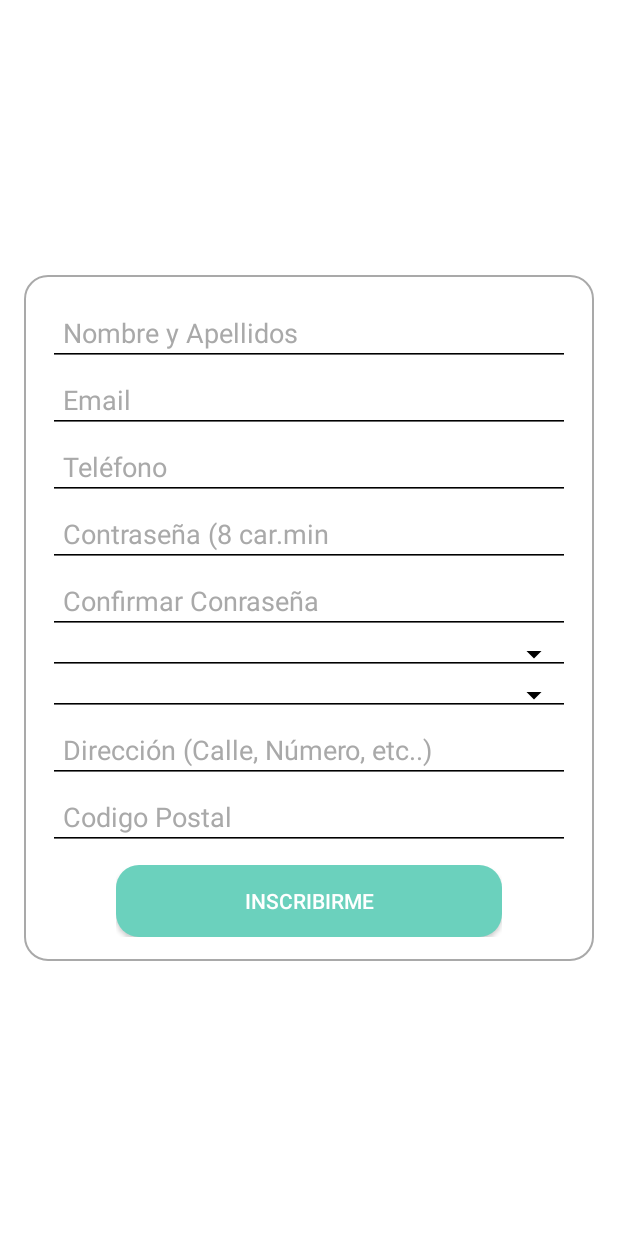
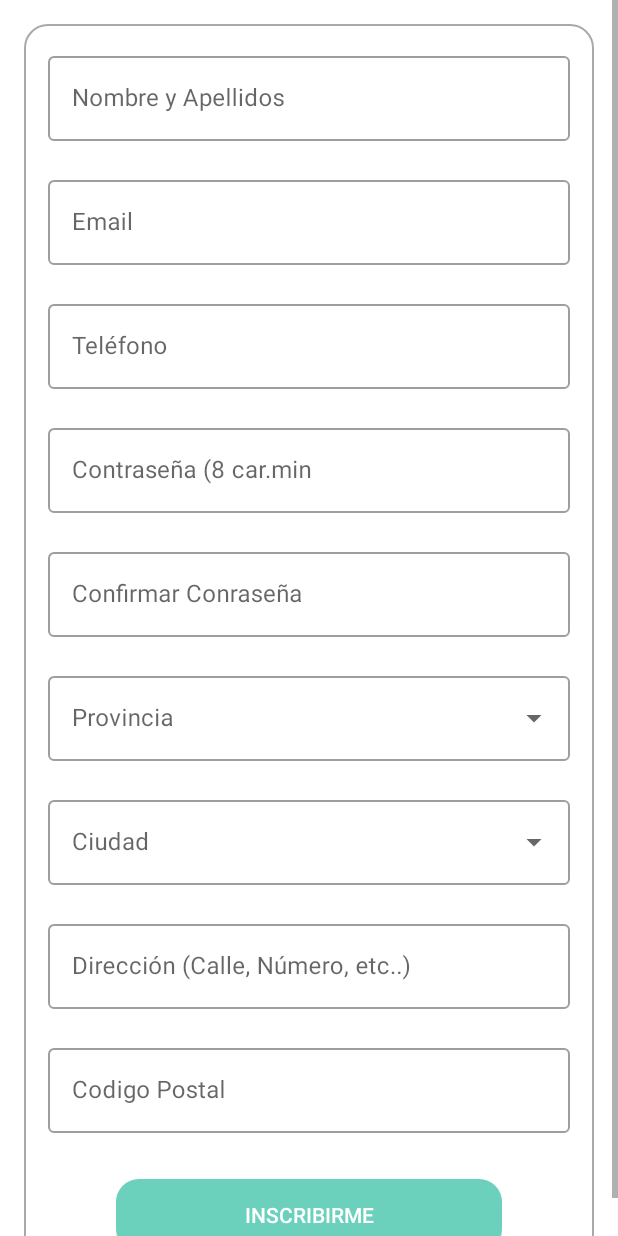
Before and after one commit to tu-vecino-te-ayuda/Android, an Android app: the RegisterFragment screen opened through its navigation route, on a phone screen of 412 x 824 dp. Run offline under Robolectric (Android 15) with nearby library versions, the phone set to English and light mode, and no system bars; our stand-ins replace data binding.

Commit message:
Add material components

```diff
--- a/app/build.gradle
+++ b/app/build.gradle
@@ -56,6 +56,8 @@ dependencies {
     implementation 'androidx.lifecycle:lifecycle-extensions:2.2.0'
     implementation 'androidx.collection:collection-ktx:1.1.0'
     implementation 'androidx.constraintlayout:constraintlayout:1.1.3'
+    // Material components : https://material.io/develop/android/
+    implementation 'com.google.android.material:material:1.2.0-alpha05'
     // Navigation : https://developer.android.com/jetpack/androidx/releases/navigation
     implementation 'androidx.navigation:navigation-fragment-ktx:2.3.0-alpha04'
     implementation 'androidx.navigation:navigation-ui-ktx:2.3.0-alpha04'
--- a/app/src/main/java/org/tuvecinoteayuda/regions/RegionsFragment.kt
+++ b/app/src/main/java/org/tuvecinoteayuda/regions/RegionsFragment.kt
@@ -48,7 +48,7 @@ class RegionsFragment : Fragment(), BaseFilterableAdapter.Contract {
 
     private fun observeScreenState() {
         viewModel.regions.observe(viewLifecycleOwner, Observer { regionList ->
-            recycler.adapter = RegionsAdapter(ArrayList(regionList), {}, this)
+//            recycler.adapter = RegionsAdapter(ArrayList(regionList), {}, this)
         })
     }
 
--- a/app/src/main/java/org/tuvecinoteayuda/register/RegisterFragment.kt
+++ b/app/src/main/java/org/tuvecinoteayuda/register/RegisterFragment.kt
@@ -6,6 +6,7 @@ import android.view.View
 import android.view.ViewGroup
 import androidx.fragment.app.Fragment
 import androidx.fragment.app.viewModels
+import androidx.lifecycle.Observer
 import androidx.navigation.fragment.findNavController
 import androidx.navigation.fragment.navArgs
 import org.tuvecinoteayuda.ViewModelFactory
@@ -18,6 +19,8 @@ class RegisterFragment : Fragment() {
     private lateinit var binding: FragmentRegisterBinding
     private val viewModel: RegisterViewModel by viewModels { ViewModelFactory.getInstance() }
 
+    private val regionsAdapter by lazy { RegionsAdapter(requireContext()) }
+
     override fun onCreateView(
         inflater: LayoutInflater,
         container: ViewGroup?,
@@ -28,13 +31,14 @@ class RegisterFragment : Fragment() {
             binding = this
             lifecycleOwner = viewLifecycleOwner
             vm = viewModel
+            setupListeners()
             return root
         }
     }
 
     override fun onActivityCreated(savedInstanceState: Bundle?) {
         super.onActivityCreated(savedInstanceState)
-        setupListeners()
+        observeScreenState()
     }
 
     override fun onResume() {
@@ -46,6 +50,13 @@ class RegisterFragment : Fragment() {
         binding.loginButton.setOnButtonClickListener {
             findNavController().navigate(actionRegisterFragmentToRegionsFragment())
         }
+        binding.regions.setAdapter(regionsAdapter)
+    }
+
+    private fun observeScreenState() {
+        viewModel.regions.observe(viewLifecycleOwner, Observer { regions ->
+            regionsAdapter.setRegions(regions)
+        })
     }
 
 }
--- a/app/src/main/res/layout/fragment_register.xml
+++ b/app/src/main/res/layout/fragment_register.xml
@@ -26,134 +26,147 @@
             android:background="@drawable/form_background"
             android:padding="@dimen/activity_horizontal_margin">
 
-            <androidx.appcompat.widget.AppCompatEditText
-                android:id="@+id/login_name"
-                style="@style/MainEditText"
-                android:layout_width="match_parent"
-                android:layout_height="wrap_content"
-                android:layout_gravity="center"
+            <com.google.android.material.textfield.TextInputLayout
+                android:id="@+id/name_container"
+                style="@style/TextInputLayoutOutlined"
                 android:hint="@string/register_user"
-                android:padding="@dimen/default_margin"
-                android:theme="@style/MainEditTextTheme"
                 app:layout_constraintEnd_toEndOf="parent"
                 app:layout_constraintStart_toStartOf="parent"
+                app:layout_constraintTop_toTopOf="parent">
 
-                app:layout_constraintTop_toTopOf="parent"
-                tools:hint="@string/register_user" />
+                <com.google.android.material.textfield.TextInputEditText
+                    android:id="@+id/name"
+                    style="@style/TextInputEditTextOutlined"
+                    android:inputType="textPersonName"
+                    android:maxLines="1" />
 
-            <androidx.appcompat.widget.AppCompatEditText
-                android:id="@+id/email"
-                style="@style/MainEditText"
-                android:layout_width="match_parent"
-                android:layout_height="wrap_content"
-                android:layout_gravity="center"
+            </com.google.android.material.textfield.TextInputLayout>
+
+            <com.google.android.material.textfield.TextInputLayout
+                android:id="@+id/email_container"
+                style="@style/TextInputLayoutOutlined"
                 android:hint="@string/register_email"
-                android:padding="@dimen/default_margin"
-                android:theme="@style/MainEditTextTheme"
                 app:layout_constraintEnd_toEndOf="parent"
                 app:layout_constraintStart_toStartOf="parent"
-                app:layout_constraintTop_toBottomOf="@id/login_name"
-                tools:hint="@string/register_email" />
+                app:layout_constraintTop_toBottomOf="@id/name_container">
 
-            <androidx.appcompat.widget.AppCompatEditText
-                android:id="@+id/phone"
-                style="@style/MainEditText"
-                android:layout_width="match_parent"
-                android:layout_height="wrap_content"
-                android:layout_gravity="center"
+                <com.google.android.material.textfield.TextInputEditText
+                    android:id="@+id/email"
+                    style="@style/TextInputEditTextOutlined"
+                    android:inputType="textEmailAddress"
+                    android:maxLines="1" />
+
+            </com.google.android.material.textfield.TextInputLayout>
+
+            <com.google.android.material.textfield.TextInputLayout
+                android:id="@+id/phone_container"
+                style="@style/TextInputLayoutOutlined"
                 android:hint="@string/register_phone"
-                android:padding="@dimen/default_margin"
-                android:theme="@style/MainEditTextTheme"
                 app:layout_constraintEnd_toEndOf="parent"
                 app:layout_constraintStart_toStartOf="parent"
-                app:layout_constraintTop_toBottomOf="@id/email"
-                tools:hint="@string/register_phone" />
+                app:layout_constraintTop_toBottomOf="@id/email_container">
 
-            <androidx.appcompat.widget.AppCompatEditText
-                android:id="@+id/password"
-                style="@style/MainEditText"
-                android:layout_width="match_parent"
-                android:layout_height="wrap_content"
-                android:layout_gravity="center"
+                <com.google.android.material.textfield.TextInputEditText
+                    android:id="@+id/phone"
+                    style="@style/TextInputEditTextOutlined"
+                    android:inputType="phone"
+                    android:maxLines="1" />
+
+            </com.google.android.material.textfield.TextInputLayout>
+
+            <com.google.android.material.textfield.TextInputLayout
+                android:id="@+id/password_container"
+                style="@style/TextInputLayoutOutlined"
                 android:hint="@string/register_password"
-                android:padding="@dimen/default_margin"
-                android:theme="@style/MainEditTextTheme"
                 app:layout_constraintEnd_toEndOf="parent"
                 app:layout_constraintStart_toStartOf="parent"
-                app:layout_constraintTop_toBottomOf="@id/phone"
-                tools:hint="@string/register_password" />
+                app:layout_constraintTop_toBottomOf="@id/phone_container">
 
-            <androidx.appcompat.widget.AppCompatEditText
-                android:id="@+id/repeated_password"
-                style="@style/MainEditText"
-                android:layout_width="match_parent"
-                android:layout_height="wrap_content"
-                android:layout_gravity="center"
+                <com.google.android.material.textfield.TextInputEditText
+                    android:id="@+id/password"
+                    style="@style/TextInputEditTextOutlined"
+                    android:inputType="textPassword"
+                    android:maxLines="1" />
+
+            </com.google.android.material.textfield.TextInputLayout>
+
+            <com.google.android.material.textfield.TextInputLayout
+                android:id="@+id/repeated_password_container"
+                style="@style/TextInputLayoutOutlined"
                 android:hint="@string/register_repeat_password"
-                android:padding="@dimen/default_margin"
-                android:theme="@style/MainEditTextTheme"
                 app:layout_constraintEnd_toEndOf="parent"
                 app:layout_constraintStart_toStartOf="parent"
-                app:layout_constraintTop_toBottomOf="@id/password"
-                tools:hint="@string/register_repeat_password" />
+                app:layout_constraintTop_toBottomOf="@id/password_container">
 
-            <androidx.appcompat.widget.AppCompatSpinner
-                android:id="@+id/regions"
-                style="@style/Spinner"
-                android:layout_width="match_parent"
-                android:layout_height="wrap_content"
-                android:layout_gravity="center"
-                android:hint="@string/register_repeat_password"
-                android:paddingTop="@dimen/default_margin"
-                android:paddingBottom="@dimen/default_margin"
-                android:theme="@style/MainEditTextTheme"
+                <com.google.android.material.textfield.TextInputEditText
+                    android:id="@+id/repeated_password"
+                    style="@style/TextInputEditTextOutlined"
+                    android:inputType="textPassword"
+                    android:maxLines="1" />
+
+            </com.google.android.material.textfield.TextInputLayout>
+
+            <com.google.android.material.textfield.TextInputLayout
+                android:id="@+id/regions_container"
+                style="@style/TextInputLayoutOutlinedExposedDropdownMenu"
+                android:hint="@string/register_region"
                 app:layout_constraintEnd_toEndOf="parent"
                 app:layout_constraintStart_toStartOf="parent"
-                app:layout_constraintTop_toBottomOf="@id/repeated_password"
-                tools:hint="@string/register_repeat_password" />
+                app:layout_constraintTop_toBottomOf="@+id/repeated_password_container">
 
-            <androidx.appcompat.widget.AppCompatSpinner
-                android:id="@+id/city"
-                style="@style/Spinner"
-                android:layout_width="match_parent"
-                android:layout_height="wrap_content"
-                android:layout_gravity="center"
-                android:hint="@string/register_repeat_password"
-                android:paddingTop="@dimen/default_margin"
-                android:paddingBottom="@dimen/default_margin"
-                android:theme="@style/MainEditTextTheme"
+                <AutoCompleteTextView
+                    android:id="@+id/regions"
+                    android:inputType="none"
+                    style="@style/AutoCompleteTextView" />
+
+            </com.google.android.material.textfield.TextInputLayout>
+
+            <com.google.android.material.textfield.TextInputLayout
+                android:id="@+id/city_container"
+                style="@style/TextInputLayoutOutlinedExposedDropdownMenu"
+                android:hint="@string/register_city"
                 app:layout_constraintEnd_toEndOf="parent"
                 app:layout_constraintStart_toStartOf="parent"
-                app:layout_constraintTop_toBottomOf="@id/regions"
-                tools:hint="@string/register_repeat_password" />
+                app:layout_constraintTop_toBottomOf="@+id/regions_container">
 
-            <androidx.appcompat.widget.AppCompatEditText
-                android:id="@+id/address"
-                style="@style/MainEditText"
-                android:layout_width="match_parent"
-                android:layout_height="wrap_content"
-                android:layout_gravity="center"
+                <AutoCompleteTextView
+                    android:id="@+id/city"
+                    android:inputType="none"
+                    style="@style/AutoCompleteTextView" />
+
+            </com.google.android.material.textfield.TextInputLayout>
+
+            <com.google.android.material.textfield.TextInputLayout
+                android:id="@+id/address_password_container"
+                style="@style/TextInputLayoutOutlined"
                 android:hint="@string/register_address"
-                android:padding="@dimen/default_margin"
-                android:theme="@style/MainEditTextTheme"
                 app:layout_constraintEnd_toEndOf="parent"
                 app:layout_constraintStart_toStartOf="parent"
-                app:layout_constraintTop_toBottomOf="@id/city"
-                tools:hint="@string/register_address" />
+                app:layout_constraintTop_toBottomOf="@id/city_container">
 
-            <androidx.appcompat.widget.AppCompatEditText
-                android:id="@+id/postal_code"
-                style="@style/MainEditText"
-                android:layout_width="match_parent"
-                android:layout_height="wrap_content"
-                android:layout_gravity="center"
+                <com.google.android.material.textfield.TextInputEditText
+                    android:id="@+id/address"
+                    style="@style/TextInputEditTextOutlined"
+                    android:inputType="textPostalAddress"
+                    android:maxLines="1" />
+
+            </com.google.android.material.textfield.TextInputLayout>
+
+            <com.google.android.material.textfield.TextInputLayout
+                android:id="@+id/postal_code_container"
+                style="@style/TextInputLayoutOutlined"
                 android:hint="@string/register_postal_code"
-                android:padding="@dimen/default_margin"
-                android:theme="@style/MainEditTextTheme"
                 app:layout_constraintEnd_toEndOf="parent"
                 app:layout_constraintStart_toStartOf="parent"
-                app:layout_constraintTop_toBottomOf="@id/address"
-                tools:hint="@string/register_postal_code" />
+                app:layout_constraintTop_toBottomOf="@id/address_password_container">
+
+                <com.google.android.material.textfield.TextInputEditText
+                    android:id="@+id/postal_code"
+                    style="@style/TextInputEditTextOutlined"
+                    android:inputType="text"
+                    android:maxLines="1" />
+
+            </com.google.android.material.textfield.TextInputLayout>
 
             <org.tuvecinoteayuda.view.LoadingButton
                 android:id="@+id/login_button"
@@ -165,7 +178,7 @@
                 android:layout_marginEnd="@dimen/default_margin_xxxlarge"
                 app:layout_constraintEnd_toEndOf="parent"
                 app:layout_constraintStart_toStartOf="parent"
-                app:layout_constraintTop_toBottomOf="@id/postal_code"
+                app:layout_constraintTop_toBottomOf="@id/postal_code_container"
                 app:loading_button_text="@string/register_button" />
 
         </androidx.constraintlayout.widget.ConstraintLayout>
--- a/app/src/main/res/values/strings.xml
+++ b/app/src/main/res/values/strings.xml
@@ -34,6 +34,8 @@
     <string name="register_email">Email</string>
     <string name="register_password">Contraseña (8 car.min</string>
     <string name="register_repeat_password">Confirmar Conraseña</string>
+    <string name="register_region">Provincia</string>
+    <string name="register_city">Ciudad</string>
     <string name="register_address">Dirección (Calle, Número, etc..)</string>
     <string name="register_postal_code">Codigo Postal</string>
     <string name="register_button">Inscribirme</string>
--- a/app/src/main/res/values/styles.xml
+++ b/app/src/main/res/values/styles.xml
@@ -1,17 +1,13 @@
 <resources>
 
     <!-- Base application theme. -->
-    <style name="AppTheme" parent="Theme.AppCompat.Light.NoActionBar">
+    <style name="AppTheme" parent="Theme.MaterialComponents.Light.NoActionBar">
         <!-- Customize your theme here. -->
         <item name="colorPrimary">@color/colorPrimary</item>
         <item name="colorPrimaryDark">@color/colorPrimaryDark</item>
         <item name="colorAccent">@color/colorAccent</item>
         <item name="android:windowBackground">@color/white</item>
         <item name="dropdownListPreferredItemHeight">@dimen/min_tappable_size</item>
-    </style>
-
-    <style name="LoginTheme" parent="AppTheme">
-
     </style>
 
     <style name="MainEditText">
@@ -77,12 +73,12 @@
     </style>
 
     <style name="H2">
-        <item name="android:textSize">30dp</item>
+        <item name="android:textSize">30sp</item>
         <item name="android:textColor">@color/h2color</item>
     </style>
 
     <style name="H3">
-        <item name="android:textSize">15dp</item>
+        <item name="android:textSize">15sp</item>
         <item name="android:textColor">@color/h3color</item>
     </style>
 
@@ -95,4 +91,50 @@
         <item name="android:backgroundTint">@color/black</item>
     </style>
 
+    <!-- Forms -->
+
+    <style name="TextInputLayoutOutlined" parent="Widget.MaterialComponents.TextInputLayout.OutlinedBox">
+        <item name="android:layout_width">0dp</item>
+        <item name="android:layout_height">wrap_content</item>
+        <item name="errorEnabled">true</item>
+        <item name="hintEnabled">true</item>
+        <item name="helperTextEnabled">true</item>
+    </style>
+
+    <style name="TextInputLayoutOutlinedExposedDropdownMenu" parent="Widget.MaterialComponents.TextInputLayout.OutlinedBox.ExposedDropdownMenu">
+        <item name="android:layout_width">0dp</item>
+        <item name="android:layout_height">wrap_content</item>
+        <item name="errorEnabled">true</item>
+        <item name="hintEnabled">true</item>
+        <item name="helperTextEnabled">true</item>
+    </style>
+
+    <style name="TextInputEditTextOutlined">
+        <item name="android:layout_width">match_parent</item>
+        <item name="android:layout_height">wrap_content</item>
+    </style>
+
+    <style name="AutoCompleteTextView">
+        <item name="android:layout_width">match_parent</item>
+        <item name="android:layout_height">wrap_content</item>
+    </style>
+
+    <style name="AutoCompleteTextViewNotEditable" parent="AutoCompleteTextView">
+        <item name="android:layout_width">match_parent</item>
+        <item name="android:layout_height">wrap_content</item>
+        <item name="android:focusable">false</item>
+        <item name="android:cursorVisible">false</item>
+    </style>
+
+    <!-- Menus/Spinners -->
+
+    <style name="ExposedDropdownMenuItem">
+        <item name="android:layout_width">match_parent</item>
+        <item name="android:layout_height">wrap_content</item>
+        <item name="android:padding">16dp</item>
+        <item name="android:ellipsize">end</item>
+        <item name="android:maxLines">1</item>
+        <item name="android:textAppearance">?attr/textAppearanceSubtitle1</item>
+    </style>
+
 </resources>
--- a/data/src/main/java/org/tuvecinoteayuda/data/regions/models/Region.kt
+++ b/data/src/main/java/org/tuvecinoteayuda/data/regions/models/Region.kt
@@ -6,4 +6,8 @@ data class Region(
     @field:SerializedName("id") val id: String,
     @field:SerializedName("nm") val name: String,
     @field:SerializedName("cities") val cities: List<City>
-)
+) {
+    override fun toString(): String {
+        return name
+    }
+}
--- a/data/src/main/java/org/tuvecinoteayuda/data/regions/repository/RegionRepository.kt
+++ b/data/src/main/java/org/tuvecinoteayuda/data/regions/repository/RegionRepository.kt
@@ -12,7 +12,7 @@ class RegionRepository(private val contextWrapper: DataContextWrapper) {
         val fileData: String? = getJsonDataFromAsset(contextWrapper.context, REGIONS)
         val regionsListType = object : TypeToken<List<Region>>() {}.type
         return fileData?.let { Gson().fromJson<List<Region>>(it, regionsListType) }
-            ?: emptyList<Region>()
+            ?: emptyList()
     }
 
     companion object {
```
Also changed, not shown: app/src/main/java/org/tuvecinoteayuda/register/RegionViewHolder.kt (deleted, +0 -15 lines), app/src/main/java/org/tuvecinoteayuda/register/RegionsAdapter.kt (+88 -17 lines), app/src/main/res/layout/auto_complete_textview_item.xml (added, +19 -0 lines), app/src/main/res/layout/fragment_login.xml (+31 -28 lines), 1 other file.
